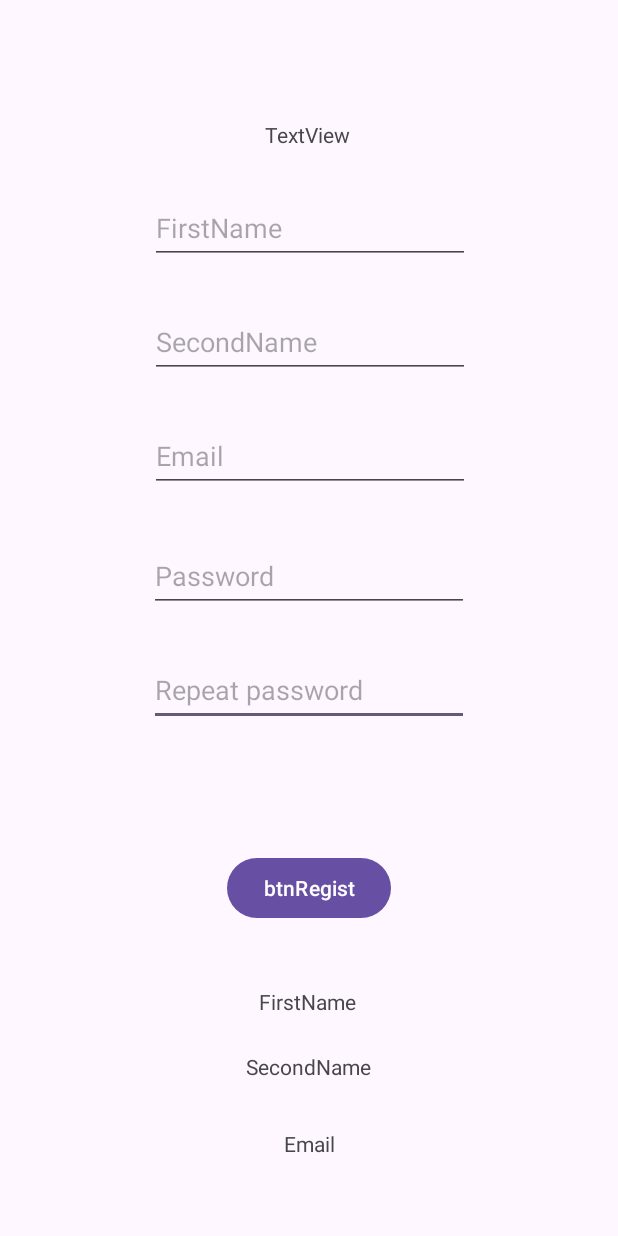
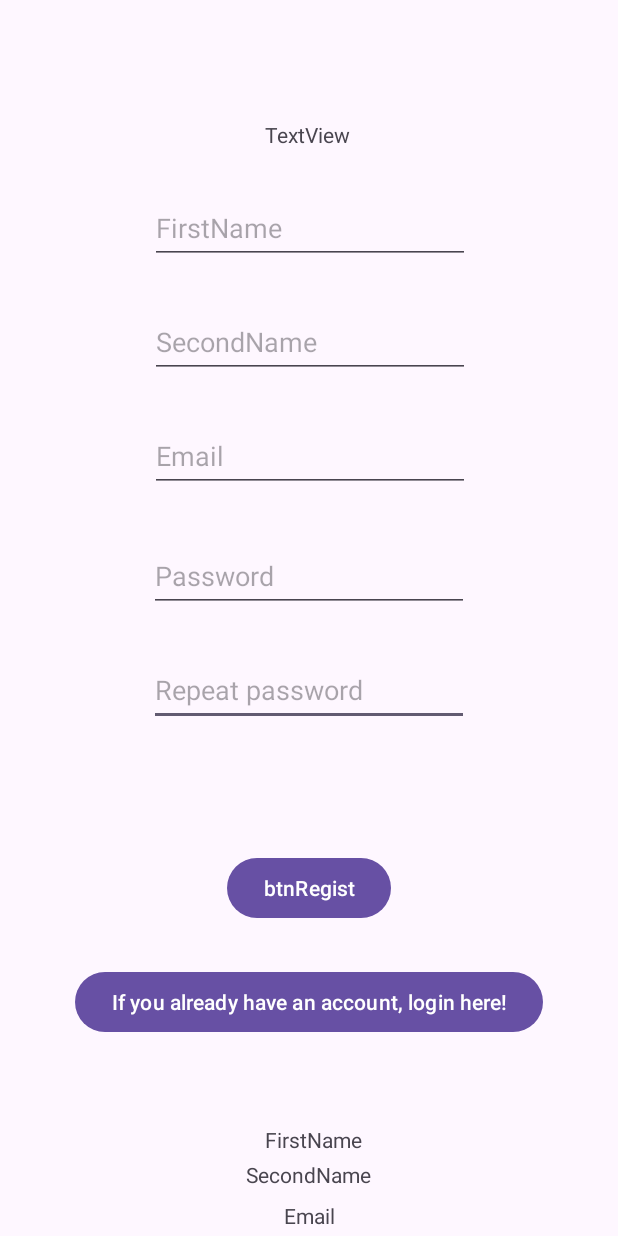
Before and after one commit to coryTuyaoqing/SmartDoorBell, an Android app: the screen it shows after launch (ProfileActivity before the commit, RegistrationActivity after it), after a tap on "Profile", on a phone screen of 412 x 824 dp. Run offline under Robolectric (Android 15) with nearby library versions, the phone set to English and light mode, and no system bars.

Commit message:
Login page has been added, routing between pages works. Profile page routing has to be added

```diff
--- a/app/src/main/AndroidManifest.xml
+++ b/app/src/main/AndroidManifest.xml
@@ -13,7 +13,10 @@
         android:theme="@style/Theme.SmartDoorBell"
         tools:targetApi="31">
         <activity
-            android:name=".ProfileActivity"
+            android:name=".RegistrationActivity"
+            android:exported="false" />
+        <activity
+            android:name=".LoginActivity"
             android:exported="false" />
         <activity
             android:name=".MainActivity"
--- a/app/src/main/java/com/example/smartdoorbell/MainActivity.java
+++ b/app/src/main/java/com/example/smartdoorbell/MainActivity.java
@@ -27,7 +27,7 @@ public class MainActivity extends AppCompatActivity {
         btnProfile.setOnClickListener(new View.OnClickListener() {
             @Override
             public void onClick(View v) {
-                Intent intent = new Intent(MainActivity.this, ProfileActivity.class);
+                Intent intent = new Intent(MainActivity.this, RegistrationActivity.class);
                 startActivity(intent);
             }
         });
--- a/app/src/main/java/com/example/smartdoorbell/ProfileActivity.java
+++ b/app/src/main/java/com/example/smartdoorbell/RegistrationActivity.java
@@ -20,10 +20,10 @@ import okhttp3.Request;
 import okhttp3.RequestBody;
 import okhttp3.Response;
 
-public class ProfileActivity extends AppCompatActivity {
+public class RegistrationActivity extends AppCompatActivity {
     OkHttpClient client;
     private TextView txtFirstName, txtSecondName, txtEmail, registrationStatus;
-    Button btnRegister;
+    Button btnRegister, btnLogin;
     EditText edtTxtFirstName, edtTxtSecondName, edtTxtEmail, edtPassWord, edtPassWordAgain;
 
     String postURL = "https://studev.groept.be/api/a23ib2a04/Registration_POST";
@@ -31,9 +31,9 @@ public class ProfileActivity extends AppCompatActivity {
     @Override
     protected void onCreate(Bundle savedInstanceState) {
         super.onCreate(savedInstanceState);
-        setContentView(R.layout.activity_profile);
+        setContentView(R.layout.activity_registration);
         client = new OkHttpClient();
-//        initView();
+        initView();
 
         btnRegister.setOnClickListener(new View.OnClickListener() {
             @Override
@@ -63,7 +63,7 @@ public class ProfileActivity extends AppCompatActivity {
                             .post(requestBody)
                             .build();
 
-                    Intent intent = new Intent(ProfileActivity.this, MainActivity.class);
+                    Intent intent = new Intent(RegistrationActivity.this, MainActivity.class);
                     startActivity(intent);
 
                     client.newCall(request).enqueue(new Callback() {
@@ -74,10 +74,9 @@ public class ProfileActivity extends AppCompatActivity {
                         }
 
                         @Override
-                        public void onResponse(@NonNull Call call, @NonNull Response response) throws IOException {
+                        public void onResponse(@NonNull Call call, @NonNull Response response) {
                             if (!response.isSuccessful()) {
-                                // Handle unsuccessful response
-                                // You may want to show an error message to the user
+                                System.out.println("Unsuccessful");
                             }
                         }
                     });
@@ -88,6 +87,15 @@ public class ProfileActivity extends AppCompatActivity {
                 }
             }
         });
+
+        btnLogin.setOnClickListener(new View.OnClickListener() {
+            @Override
+            public void onClick(View v) {
+                Intent intent = new Intent(RegistrationActivity.this, LoginActivity.class);
+                startActivity(intent);
+            }
+        });
+
     }
 
     private void initView() {
@@ -95,6 +103,7 @@ public class ProfileActivity extends AppCompatActivity {
         txtSecondName = findViewById(R.id.txtSecondName);
         txtEmail = findViewById(R.id.txtEmail);
         btnRegister = findViewById(R.id.btnRegist);
+        btnLogin = findViewById(R.id.btnLogin);
         edtTxtFirstName = findViewById(R.id.edtTxtFirstName);
         edtTxtSecondName = findViewById(R.id.edtTxtSecondName);
         edtTxtEmail = findViewById(R.id.edtTxtEmail);
--- a/app/src/main/res/layout/activity_profile.xml
+++ b/app/src/main/res/layout/activity_registration.xml
@@ -4,13 +4,13 @@
     xmlns:tools="http://schemas.android.com/tools"
     android:layout_width="match_parent"
     android:layout_height="match_parent"
-    tools:context=".ProfileActivity">
+    tools:context=".RegistrationActivity">
 
     <TextView
         android:id="@+id/txtSecondName"
         android:layout_width="wrap_content"
         android:layout_height="wrap_content"
-        android:layout_marginBottom="32dp"
+        android:layout_marginBottom="8dp"
         android:text="SecondName"
         app:layout_constraintBottom_toTopOf="@+id/txtEmail"
         app:layout_constraintEnd_toEndOf="parent"
@@ -21,18 +21,18 @@
         android:id="@+id/txtFirstName"
         android:layout_width="wrap_content"
         android:layout_height="wrap_content"
-        android:layout_marginBottom="24dp"
+        android:layout_marginBottom="4dp"
         android:text="FirstName"
         app:layout_constraintBottom_toTopOf="@+id/txtSecondName"
         app:layout_constraintEnd_toEndOf="parent"
-        app:layout_constraintHorizontal_bias="0.497"
+        app:layout_constraintHorizontal_bias="0.508"
         app:layout_constraintStart_toStartOf="parent" />
 
     <TextView
         android:id="@+id/txtEmail"
         android:layout_width="wrap_content"
         android:layout_height="wrap_content"
-        android:layout_marginBottom="52dp"
+        android:layout_marginBottom="4dp"
         android:text="Email"
         app:layout_constraintBottom_toBottomOf="parent"
         app:layout_constraintEnd_toEndOf="parent"
@@ -131,4 +131,15 @@
         app:layout_constraintStart_toStartOf="parent"
         app:layout_constraintTop_toTopOf="parent" />
 
+    <Button
+        android:id="@+id/btnLogin"
+        android:layout_width="wrap_content"
+        android:layout_height="wrap_content"
+        android:layout_marginTop="28dp"
+        android:text="If you already have an account, login here!"
+        app:iconTint="@color/black"
+        app:layout_constraintEnd_toEndOf="parent"
+        app:layout_constraintStart_toStartOf="parent"
+        app:layout_constraintTop_toBottomOf="@+id/btnRegist" />
+
 </androidx.constraintlayout.widget.ConstraintLayout>
```
Also changed, not shown: app/src/main/java/com/example/smartdoorbell/LoginActivity.java (added, +92 -0 lines), app/src/main/res/layout/activity_login.xml (added, +53 -0 lines).
